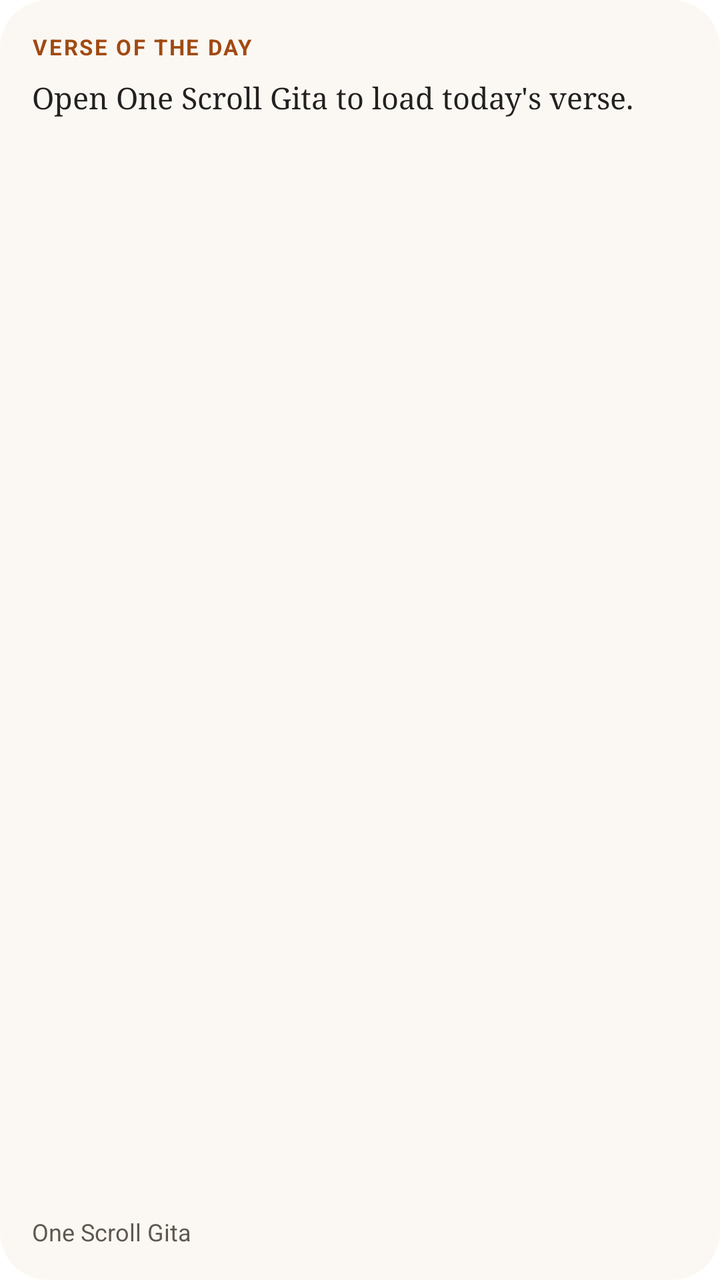
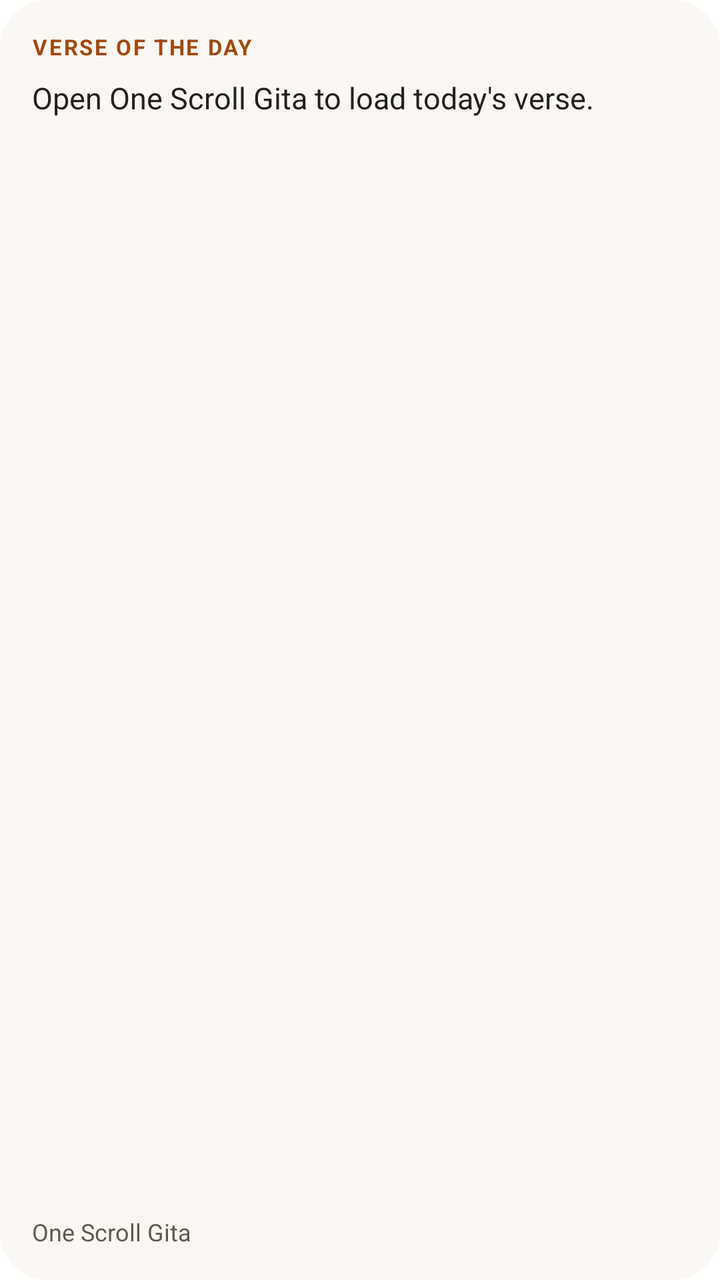

Before-and-after screenshots of an Android layout around one commit, followed by the original layout XML and the change that was made.
<!-- AndroidManifest.xml: fallback theme Theme.MaterialComponents.DayNight.NoActionBar -->
<!-- res/layout/widget_daily.xml -->
<?xml version="1.0" encoding="utf-8"?>
<LinearLayout xmlns:android="http://schemas.android.com/apk/res/android"
    android:id="@+id/daily_root"
    android:layout_width="match_parent"
    android:layout_height="match_parent"
    android:background="@drawable/widget_bg"
    android:orientation="vertical"
    android:padding="16dp">

    <TextView
        android:layout_width="wrap_content"
        android:layout_height="wrap_content"
        android:letterSpacing="0.08"
        android:text="@string/widget_daily_header"
        android:textColor="@color/widget_accent"
        android:textSize="11sp"
        android:textStyle="bold" />

    <TextView
        android:id="@+id/daily_text"
        android:layout_width="match_parent"
        android:layout_height="0dp"
        android:layout_marginTop="8dp"
        android:layout_weight="1"
        android:ellipsize="end"
        android:fontFamily="serif"
        android:lineSpacingMultiplier="1.15"
        android:maxLines="8"
        android:text="@string/widget_open_app"
        android:textColor="@color/widget_text"
        android:textSize="15sp" />

    <TextView
        android:id="@+id/daily_ref"
        android:layout_width="wrap_content"
        android:layout_height="wrap_content"
        android:layout_marginTop="6dp"
        android:text="@string/app_name_widget"
        android:textColor="@color/widget_text_secondary"
        android:textSize="12sp" />
</LinearLayout>
<!-- resources referenced by this layout -->
<resources>
  <color name="widget_accent">#A04A12</color>
  <color name="widget_text">#232120</color>
  <color name="widget_text_secondary">#5F5850</color>
  <!-- drawable widget_bg (drawable) -->
  <?xml version="1.0" encoding="utf-8"?>
  <shape xmlns:android="http://schemas.android.com/apk/res/android" android:shape="rectangle">
      <solid android:color="@color/widget_bg" />
      <corners android:radius="24dp" />
  </shape>
  <string name="app_name_widget">One Scroll Gita</string>
  <string name="widget_daily_header">VERSE OF THE DAY</string>
  <string name="widget_open_app">Open One Scroll Gita to load today\'s verse.</string>
  <color name="widget_bg">#FBF8F3</color>
</resources>

<!-- the commit's change to res/layout/widget_daily.xml (unified diff, before → after) -->
@@ -23,7 +23,7 @@
         android:layout_marginTop="8dp"
         android:layout_weight="1"
         android:ellipsize="end"
-        android:fontFamily="serif"
+        android:fontFamily="sans-serif"
         android:lineSpacingMultiplier="1.15"
         android:maxLines="8"
         android:text="@string/widget_open_app"
